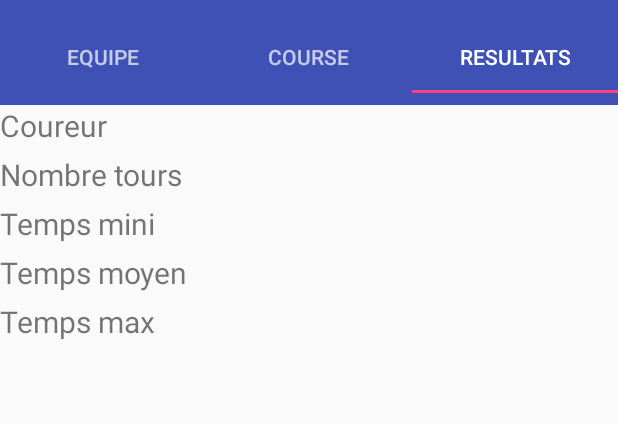
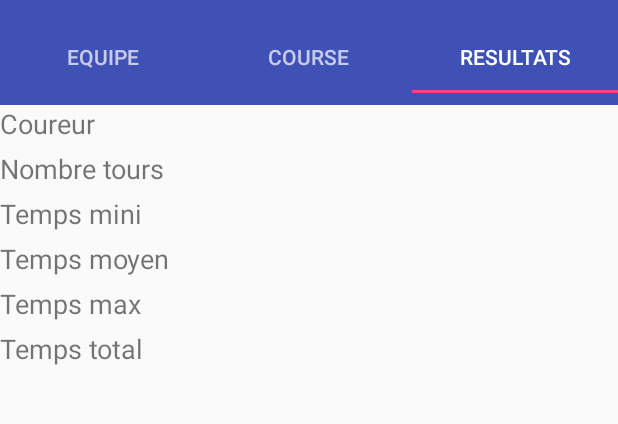
Before and after one commit to pascalheude/24h-du-Mans, an Android app: the screen it shows after launch (Chronos24hLeMansActivity), tab 3 chosen, on a phone screen of 412 x 824 dp, the part 63-487 px from its top. Run offline under Robolectric (Android 15) with nearby library versions, the phone set to English and light mode, and no system bars.

Commit message:
Version 0.7.4  Ajout du nombre de km parcourus  Ajout du temps total  Ajout des secondes pour les chronos

```diff
--- a/app/build.gradle
+++ b/app/build.gradle
@@ -8,7 +8,7 @@ android {
         minSdkVersion 19
         targetSdkVersion 23
         versionCode 1
-        versionName '0.7.3'
+        versionName '0.7.4'
         archivesBaseName = "AIT-Chronos24hLeMans-$versionName"
     }
     buildTypes {
--- a/app/src/main/java/com/assistanceinformatiquetoulouse/chronos24hlemans/Chronos24hLeMansActivity.java
+++ b/app/src/main/java/com/assistanceinformatiquetoulouse/chronos24hlemans/Chronos24hLeMansActivity.java
@@ -40,6 +40,7 @@ public class Chronos24hLeMansActivity extends AppCompatActivity implements TabLa
     public static String aAbsoluteInternalPath;
     public static String aAbsoluteExternalPath;
     public static Vibreur aVibreur;
+    public static Parametres aParametres;
 
     @Override
     protected void onCreate(Bundle savedInstanceState) {
@@ -54,6 +55,7 @@ public class Chronos24hLeMansActivity extends AppCompatActivity implements TabLa
         aAbsoluteInternalPath = this.getFilesDir().getAbsolutePath();
         aAbsoluteExternalPath = this.getExternalFilesDir(null).getAbsolutePath();
         aVibreur = new Vibreur();
+        aParametres = new Parametres();
         pResultatSQLiteOpenHelper = new ResultatSQLiteOpenHelper(this);
         pSQLiteDatabase = pResultatSQLiteOpenHelper.getWritableDatabase();
         pResultatSQLiteOpenHelper.onCreate(pSQLiteDatabase);
@@ -272,6 +274,12 @@ public class Chronos24hLeMansActivity extends AppCompatActivity implements TabLa
             }
             else {
             }
+            if (intent.hasExtra("distance")) {
+                float distance = intent.getFloatExtra("distance", Parametres.aDistance);
+                aParametres.ecrireDistance(distance);
+            }
+            else {
+            }
         }
         else {
         }
--- /dev/null
+++ b/app/src/main/java/com/assistanceinformatiquetoulouse/chronos24hlemans/Parametres.java
@@ -0,0 +1,26 @@
+package com.assistanceinformatiquetoulouse.chronos24hlemans;
+
+// Class Parametres
+public class Parametres
+{
+    // Attributs privés
+    private float pDistance;
+
+    // Atributs publics
+    public static final float aDistance = (float)4.185;
+
+    // Constructeur
+    public Parametres() {
+        this.pDistance = aDistance;
+    }
+
+    // Méthode ecrireDistance
+    public void ecrireDistance(float distance) {
+        this.pDistance = distance;
+    }
+
+    // Méthode lireDistance
+    public float lireDistance() {
+        return(this.pDistance);
+    }
+}
--- a/app/src/main/res/layout/tab_resultats.xml
+++ b/app/src/main/res/layout/tab_resultats.xml
@@ -10,14 +10,14 @@
         android:layout_height="wrap_content"
         android:layout_alignParentTop="true"
         android:text="Coureur"
-        android:textSize="20sp"/>
+        android:textSize="18sp"/>
     <TextView
         android:id="@+id/textViewNomCoureur"
         android:layout_width="wrap_content"
         android:layout_height="wrap_content"
         android:layout_toEndOf="@+id/textView1"
         android:layout_marginLeft="100dp"
-        android:textSize="20sp"/>
+        android:textSize="18sp"/>
     <TextView
         android:id="@+id/textView2"
         android:layout_width="wrap_content"
@@ -25,7 +25,7 @@
         android:layout_below="@+id/textView1"
         android:layout_marginTop="5dp"
         android:text="Nombre tours"
-        android:textSize="20sp"/>
+        android:textSize="18sp"/>
     <TextView
         android:id="@+id/textViewNbTour"
         android:layout_width="wrap_content"
@@ -33,7 +33,7 @@
         android:layout_below="@+id/textViewNomCoureur"
         android:layout_marginTop="5dp"
         android:layout_alignLeft="@+id/textViewNomCoureur"
-        android:textSize="20sp"/>
+        android:textSize="18sp"/>
     <TextView
         android:id="@+id/textView3"
         android:layout_width="wrap_content"
@@ -41,7 +41,7 @@
         android:layout_below="@+id/textView2"
         android:layout_marginTop="5dp"
         android:text="Temps mini"
-        android:textSize="20sp"/>
+        android:textSize="18sp"/>
     <TextView
         android:id="@+id/textViewTempsMini"
         android:layout_width="wrap_content"
@@ -49,7 +49,7 @@
         android:layout_below="@+id/textViewNbTour"
         android:layout_marginTop="5dp"
         android:layout_alignLeft="@+id/textViewNbTour"
-        android:textSize="20sp"/>
+        android:textSize="18sp"/>
     <TextView
         android:id="@+id/textView4"
         android:layout_width="wrap_content"
@@ -57,7 +57,7 @@
         android:layout_below="@+id/textView3"
         android:layout_marginTop="5dp"
         android:text="Temps moyen"
-        android:textSize="20sp"/>
+        android:textSize="18sp"/>
     <TextView
         android:id="@+id/textViewTempsMoyen"
         android:layout_width="wrap_content"
@@ -65,7 +65,7 @@
         android:layout_below="@+id/textViewTempsMini"
         android:layout_marginTop="5dp"
         android:layout_alignLeft="@+id/textViewTempsMini"
-        android:textSize="20sp"/>
+        android:textSize="18sp"/>
     <TextView
         android:id="@+id/textView5"
         android:layout_width="wrap_content"
@@ -73,7 +73,7 @@
         android:layout_below="@+id/textView4"
         android:layout_marginTop="5dp"
         android:text="Temps max"
-        android:textSize="20sp"/>
+        android:textSize="18sp"/>
     <TextView
         android:id="@+id/textViewTempsMax"
         android:layout_width="wrap_content"
@@ -81,13 +81,29 @@
         android:layout_below="@+id/textViewTempsMoyen"
         android:layout_marginTop="5dp"
         android:layout_alignLeft="@+id/textViewTempsMoyen"
-        android:textSize="20sp"/>
+        android:textSize="18sp"/>
+    <TextView
+        android:id="@+id/textView6"
+        android:layout_width="wrap_content"
+        android:layout_height="wrap_content"
+        android:layout_below="@+id/textView5"
+        android:layout_marginTop="5dp"
+        android:text="Temps total"
+        android:textSize="18sp"/>
+    <TextView
+        android:id="@+id/textViewTempsTotal"
+        android:layout_width="wrap_content"
+        android:layout_height="wrap_content"
+        android:layout_below="@+id/textViewTempsMax"
+        android:layout_marginTop="5dp"
+        android:layout_alignLeft="@+id/textViewTempsMax"
+        android:textSize="18sp"/>
     <GridView
         android:id="@+id/gridViewResultats"
         android:layout_width="wrap_content"
         android:layout_height="wrap_content"
         android:numColumns="1"
-        android:layout_below="@+id/textView5"
+        android:layout_below="@+id/textView6"
         android:layout_marginTop="10dp"
         android:layout_centerHorizontal="true" />
 </RelativeLayout>
--- a/app/src/main/res/values/strings.xml
+++ b/app/src/main/res/values/strings.xml
@@ -1,6 +1,6 @@
 <resources>
     <string name="app_name">Chronos24hLeMans</string>
-    <string name="version">0.7.3</string>
+    <string name="version">0.7.4</string>
     <string name="nom">Nom</string>
     <string name="courriel">courses@roulezrose.com</string>
     <!-- Equipe -->
```
Also changed, not shown: app/src/main/java/com/assistanceinformatiquetoulouse/chronos24hlemans/ParametresActivity.java (+12 -0 lines), app/src/main/java/com/assistanceinformatiquetoulouse/chronos24hlemans/StatCoureur.java (+7 -0 lines), app/src/main/java/com/assistanceinformatiquetoulouse/chronos24hlemans/TabResultats.java (+9 -5 lines), app/src/main/res/layout/activity_parametres.xml (+22 -1 lines).
